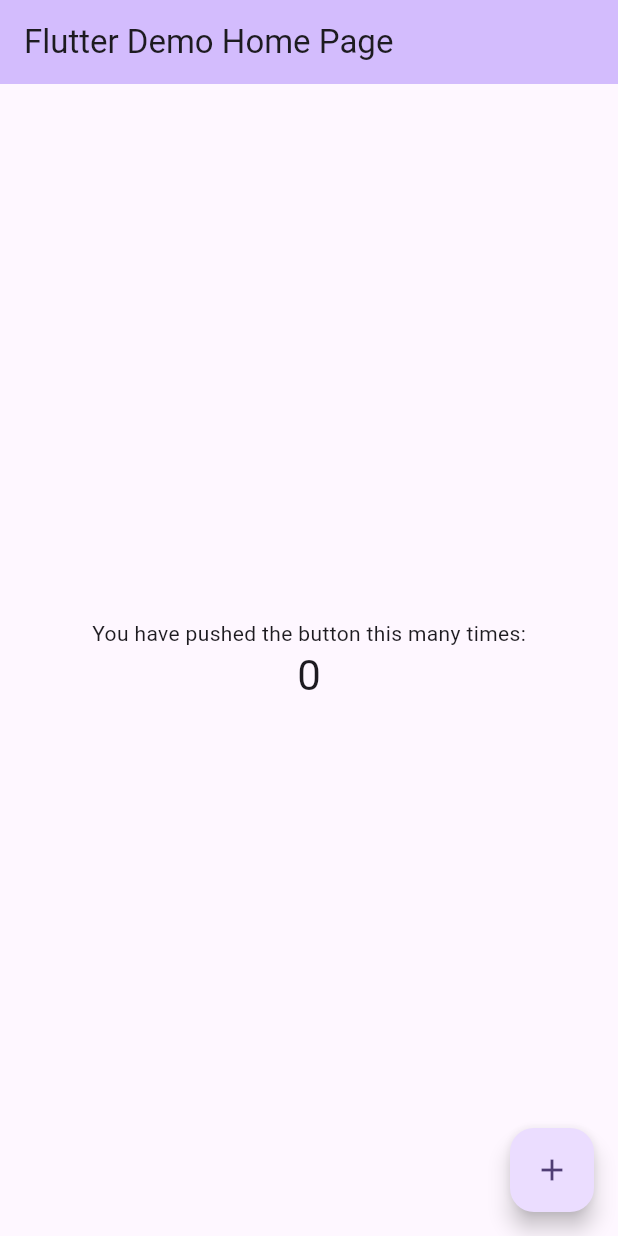
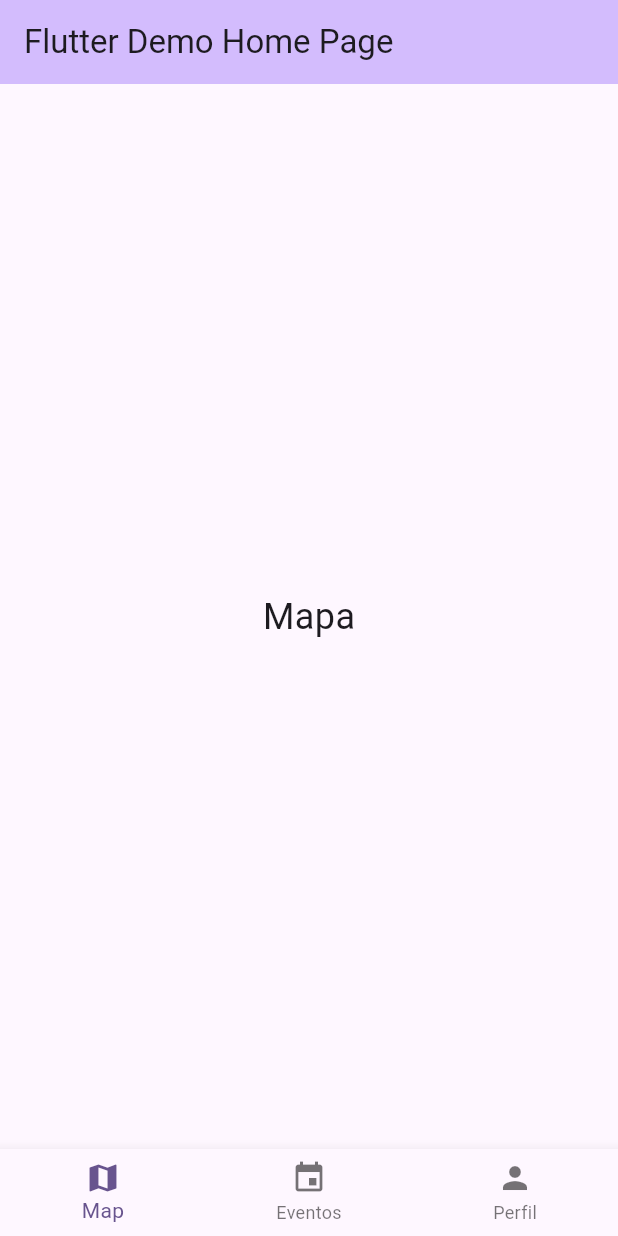
Before and after one commit to the-code-team/PostIn-App, a Flutter app: the screen it shows after launch, on a phone screen of 412 x 824 dp. Run offline on Flutter 3.47's test engine with Material 3 defaults, Android fonts, the phone set to English and light mode, and no system bars.

Commit message:
Distribución principal de la aplicación

```diff
--- a/lib/home.dart
+++ b/lib/home.dart
@@ -10,13 +10,9 @@ class MyHomePage extends StatefulWidget {
 }
 
 class _MyHomePageState extends State<MyHomePage> {
-  int _counter = 0;
+  int _paginaActual = 0;
 
-  void _incrementCounter() {
-    setState(() {
-      _counter++;
-    });
-  }
+  List<Widget> _paginas = [PaginaMapa(), PaginaEventos(), PaginaPerfil()];
 
   @override
   Widget build(BuildContext context) {
@@ -25,25 +21,56 @@ class _MyHomePageState extends State<MyHomePage> {
         backgroundColor: Theme.of(context).colorScheme.inversePrimary,
         title: Text(widget.title),
       ),
-      body: Center(
-        child: Column(
-          mainAxisAlignment: MainAxisAlignment.center,
-          children: <Widget>[
-            const Text(
-              'You have pushed the button this many times:',
-            ),
-            Text(
-              '$_counter',
-              style: Theme.of(context).textTheme.headlineMedium,
-            ),
-          ],
-        ),
-      ),
-      floatingActionButton: FloatingActionButton(
-        onPressed: _incrementCounter,
-        tooltip: 'Increment',
-        child: const Icon(Icons.add),
+      body: _paginas[_paginaActual],
+      bottomNavigationBar: BottomNavigationBar(
+        currentIndex: _paginaActual,
+        onTap: (index) {
+          setState(() {
+            _paginaActual = index;
+          });
+        },
+        items: [
+          BottomNavigationBarItem(icon: Icon(Icons.map), label: "Map"),
+          BottomNavigationBarItem(icon: Icon(Icons.event), label: "Eventos"),
+          BottomNavigationBarItem(icon: Icon(Icons.person), label: "Perfil")
+        ],
       ),
     );
   }
 }
+
+class PaginaMapa extends StatelessWidget {
+  @override
+  Widget build(BuildContext context) {
+    return Center(
+      child: Text(
+        'Mapa',
+        style: TextStyle(fontSize: 24.0),
+      ),
+    );
+  }
+}
+
+class PaginaPerfil extends StatelessWidget {
+  @override
+  Widget build(BuildContext context) {
+    return Center(
+      child: Text(
+        'Perfil',
+        style: TextStyle(fontSize: 24.0),
+      ),
+    );
+  }
+}
+
+class PaginaEventos extends StatelessWidget {
+  @override
+  Widget build(BuildContext context) {
+    return Center(
+      child: Text(
+        'Perfil',
+        style: TextStyle(fontSize: 24.0),
+      ),
+    );
+  }
+}
```
Also changed, not shown: lib/main.dart (line endings or trailing spaces).
